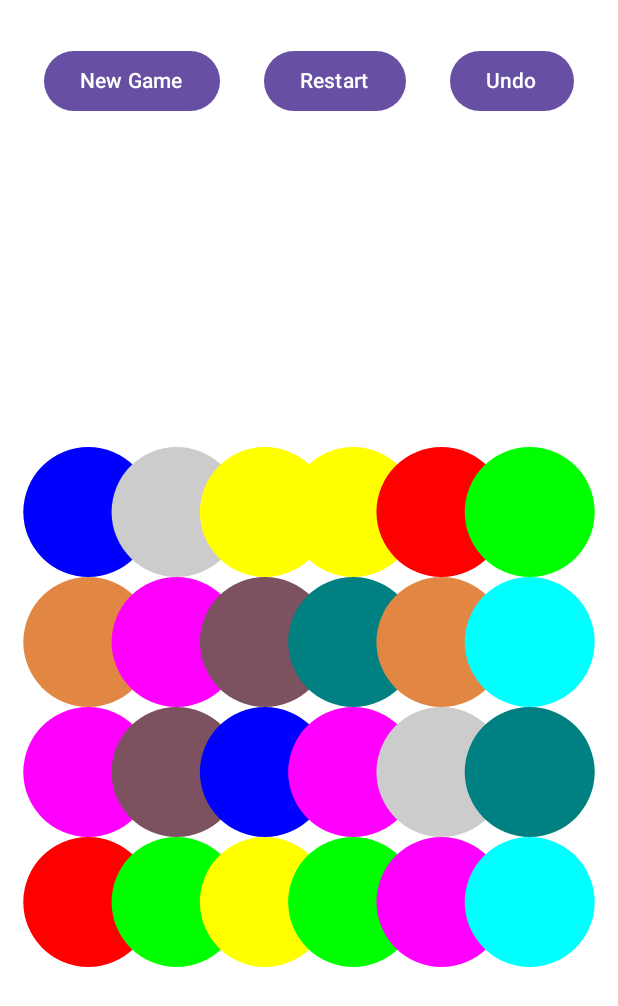
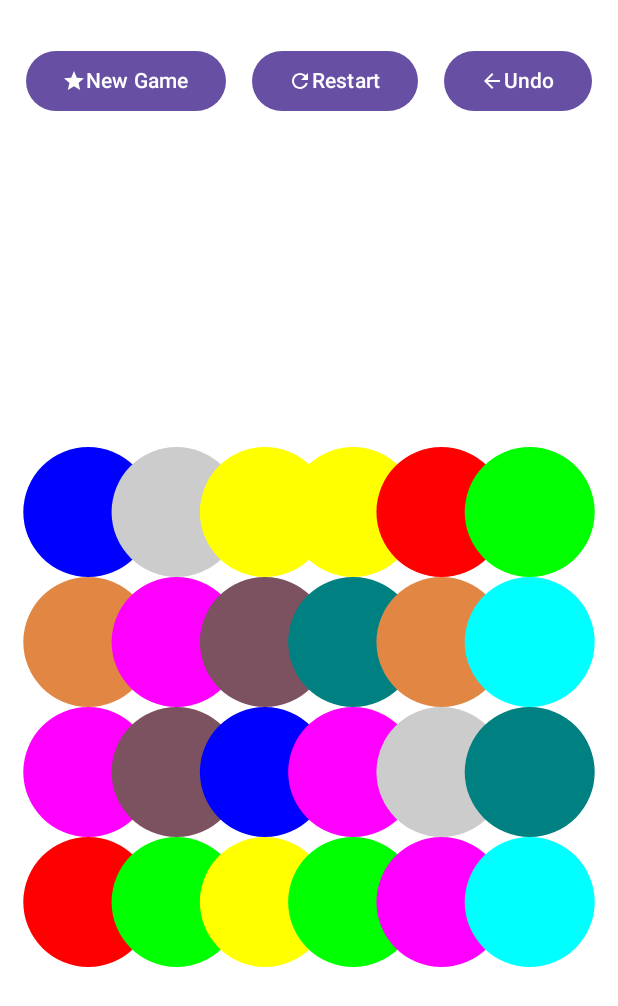
Before and after one commit to darblee/BallSort, an Android app built with Jetpack Compose: the @Preview function Test, on a phone screen of 412 x 824 dp. Shown: the top 1006 px of the screen. Run offline under Robolectric (Android 15) with nearby library versions, the phone set to English and light mode, and no system bars.

Commit message:
Add icons to the buttons

```diff
--- a/app/src/main/java/com/darblee/ballsort/ui/screens/GameScreen.kt
+++ b/app/src/main/java/com/darblee/ballsort/ui/screens/GameScreen.kt
@@ -17,7 +17,15 @@ import androidx.compose.foundation.layout.Row
 import androidx.compose.foundation.layout.fillMaxSize
 import androidx.compose.foundation.layout.fillMaxWidth
 import androidx.compose.foundation.layout.padding
+import androidx.compose.foundation.layout.size
+import androidx.compose.material.icons.Icons
+import androidx.compose.material.icons.automirrored.filled.ArrowBack
+import androidx.compose.material.icons.filled.Refresh
+import androidx.compose.material.icons.filled.Star
 import androidx.compose.material3.Button
+import androidx.compose.material3.Icon
+import androidx.compose.material3.MaterialTheme
+import androidx.compose.material3.SwitchDefaults
 import androidx.compose.material3.Text
 import androidx.compose.runtime.Composable
 import androidx.compose.runtime.DisposableEffect
@@ -131,19 +139,34 @@ fun GameScreen(modifier: Modifier = Modifier) {
                 view.click()
                 gGameViewModel.newGame()
             }) {
-                Text("New Game")
+                Icon(
+                    imageVector = Icons.Filled.Star,
+                    contentDescription = "New game",
+                    modifier = Modifier.size(SwitchDefaults.IconSize)
+                )
+                Text("New Game", style = MaterialTheme.typography.titleSmall)
             }
             Button(onClick = {
                 view.click()
                 gGameViewModel.resetGame()
             }) {
-                Text("Restart")
+                Icon(
+                    imageVector = Icons.Filled.Refresh,
+                    contentDescription = "Restart",
+                    modifier = Modifier.size(SwitchDefaults.IconSize)
+                )
+                Text("Restart", style = MaterialTheme.typography.titleSmall)
             }
             Button(onClick = {
                 view.click()
                 gGameViewModel.userRevertToPreviousMove()
             }) {
-                Text("Undo")
+                Icon(
+                    imageVector = Icons.AutoMirrored.Filled.ArrowBack,
+                    contentDescription = "Undo",
+                    modifier = Modifier.size(SwitchDefaults.IconSize)
+                )
+                Text("Undo", style = MaterialTheme.typography.titleSmall)
             }
         }
         DrawGameBoard(Modifier, gridChange, popBall, announceVictory)
```
